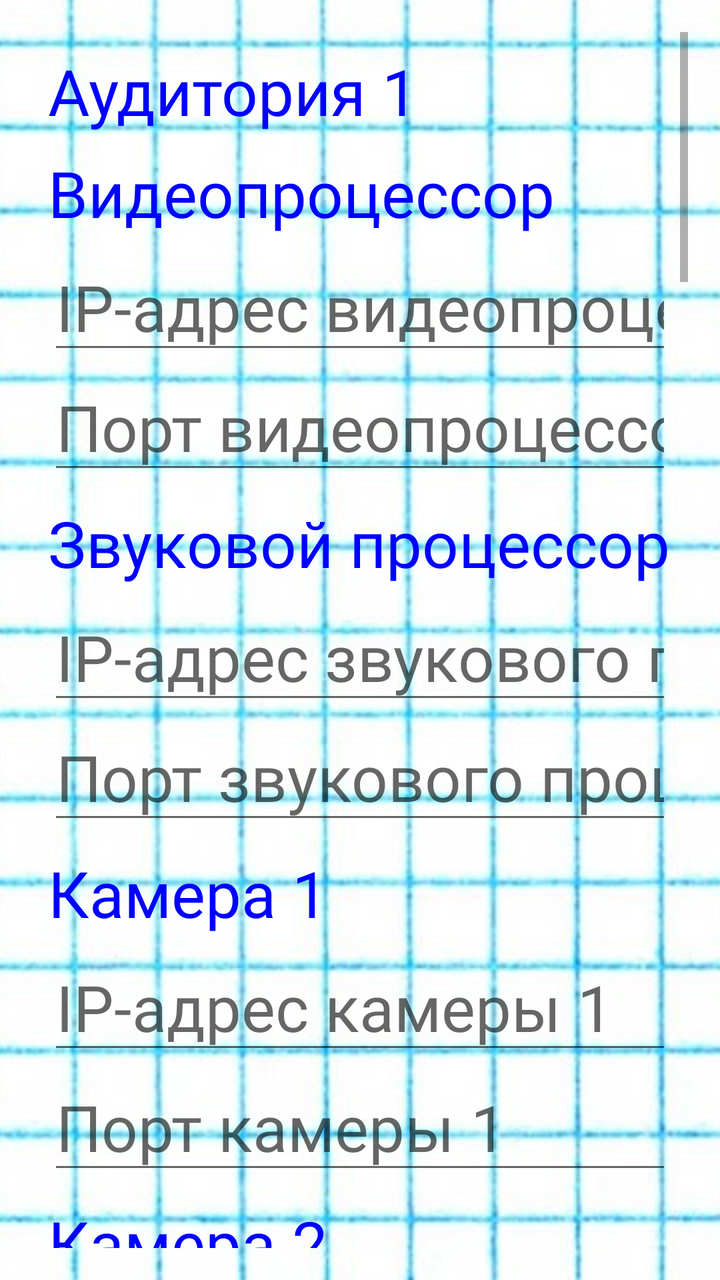
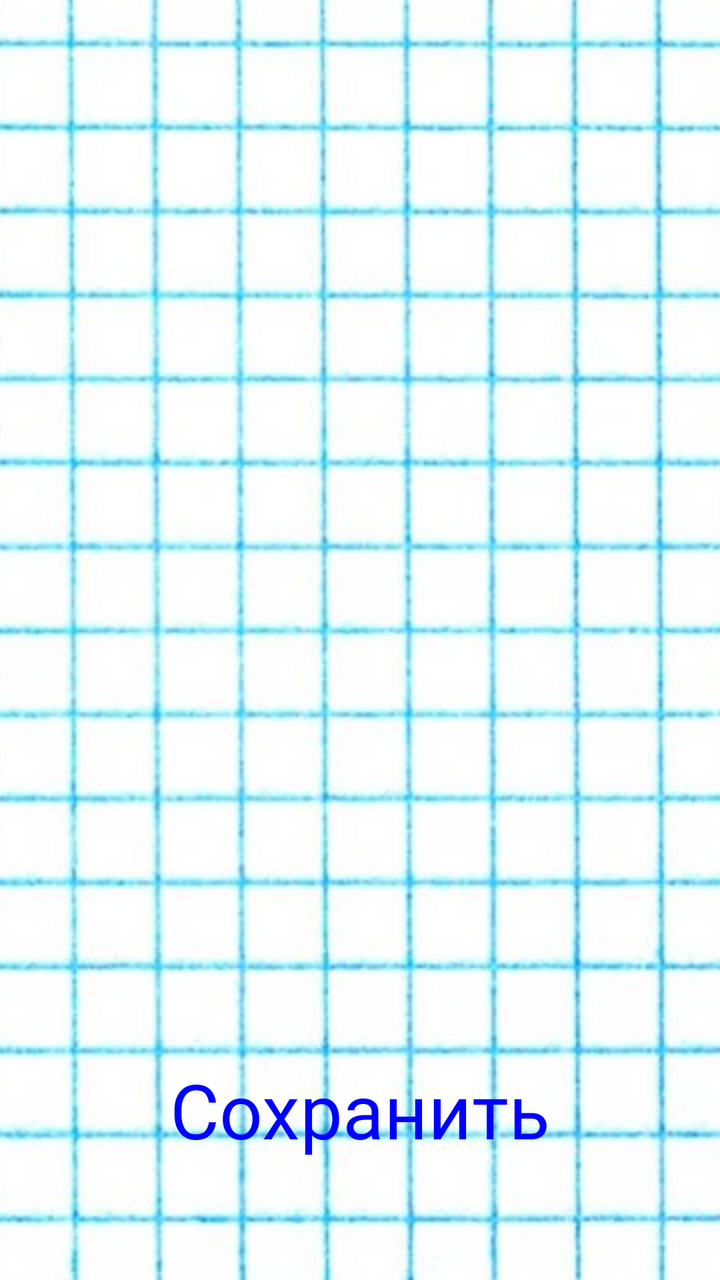

An Android layout rendered at two revisions. The XML below is the earlier revision; the diff shows what the commit changed to produce the second picture.
<!-- AndroidManifest.xml: application theme Theme.AppCompat.Light.DarkActionBar -->
<!-- res/layout/activity_settings.xml -->
<?xml version="1.0" encoding="utf-8"?>
<ScrollView xmlns:android="http://schemas.android.com/apk/res/android"
    android:layout_width="match_parent"
    android:layout_height="match_parent"
    android:padding="16dp"
    android:background="@drawable/background">

    <LinearLayout
        android:layout_width="match_parent"
        android:layout_height="wrap_content"
        android:orientation="vertical"
        android:background="@drawable/background">

    
    <LinearLayout
        android:layout_width="match_parent"
        android:layout_height="wrap_content"
        android:orientation="vertical"
        android:paddingBottom="16dp">



        
        <include layout="@layout/auditorium_settings_item"
            android:id="@+id/auditorium_1_settings"
            android:layout_width="match_parent"
            android:layout_height="wrap_content"
            android:paddingBottom="16dp" />

        
        <include layout="@layout/auditorium_settings_item"
            android:id="@+id/auditorium_2_settings"
            android:layout_width="match_parent"
            android:layout_height="wrap_content"
            android:paddingBottom="16dp" />

        
        <include layout="@layout/auditorium_settings_item"
            android:id="@+id/auditorium_3_settings"
            android:layout_width="match_parent"
            android:layout_height="wrap_content"
            android:paddingBottom="16dp" />

        
        <include layout="@layout/auditorium_settings_item"
            android:id="@+id/auditorium_4_settings"
            android:layout_width="match_parent"
            android:layout_height="wrap_content"
            android:paddingBottom="16dp" />

        
        <TextView
            android:id="@+id/button_save_settings"
            android:layout_width="wrap_content"
            android:layout_height="wrap_content"
            android:text="Сохранить"
            android:textSize="20sp"
            android:textColor="#0000FF"
            android:fontFamily="@font/bohema_pink"
            android:layout_gravity="center_horizontal"
            android:paddingTop="16dp"
            android:clickable="true"
            android:focusable="true" />
    </LinearLayout>
    </LinearLayout>
</ScrollView>
<!-- res/layout/auditorium_settings_item.xml (included above) -->
<?xml version="1.0" encoding="utf-8"?>
<LinearLayout xmlns:android="http://schemas.android.com/apk/res/android"
    android:layout_width="match_parent"
    android:layout_height="wrap_content"
    android:orientation="vertical"
    android:padding="8dp">

    
    <TextView
        android:id="@+id/text_auditorium_name"
        android:layout_width="wrap_content"
        android:layout_height="wrap_content"
        android:text="Аудитория 1"
        android:textSize="32sp"
        android:textColor="#0000FF"
        android:fontFamily="@font/bohema_pink"
        android:paddingBottom="8dp" />

    
    <TextView
        android:layout_width="wrap_content"
        android:layout_height="wrap_content"
        android:text="Видеопроцессор"
        android:textSize="32sp"
        android:textColor="#0000FF"
        android:fontFamily="@font/bohema_pink"
        android:paddingBottom="4dp" />

    <EditText
        android:id="@+id/edit_video_processor_ip"
        android:layout_width="match_parent"
        android:layout_height="wrap_content"
        android:hint="IP-адрес видеопроцессора"
        android:textSize="32sp"
        android:inputType="textUri"
        android:textColor="#0000FF"
        android:fontFamily="@font/bohema_pink" />

    <EditText
        android:id="@+id/edit_video_processor_port"
        android:layout_width="match_parent"
        android:layout_height="wrap_content"
        android:hint="Порт видеопроцессора"
        android:textSize="32sp"
        android:inputType="number"
        android:textColor="#0000FF"
        android:fontFamily="@font/bohema_pink" />

    
    <TextView
        android:layout_width="wrap_content"
        android:layout_height="wrap_content"
        android:text="Звуковой процессор"
        android:textSize="32sp"
        android:textColor="#0000FF"
        android:fontFamily="@font/bohema_pink"
        android:paddingTop="8dp"
        android:paddingBottom="4dp" />

    <EditText
        android:id="@+id/edit_audio_processor_ip"
        android:layout_width="match_parent"
        android:layout_height="wrap_content"
        android:hint="IP-адрес звукового процессора"
        android:textSize="32sp"
        android:inputType="textUri"
        android:textColor="#0000FF"
        android:fontFamily="@font/bohema_pink" />

    <EditText
        android:id="@+id/edit_audio_processor_port"
        android:layout_width="match_parent"
        android:layout_height="wrap_content"
        android:hint="Порт звукового процессора"
        android:textSize="32sp"
        android:inputType="number"
        android:textColor="#0000FF"
        android:fontFamily="@font/bohema_pink" />

    
    <TextView
        android:layout_width="wrap_content"
        android:layout_height="wrap_content"
        android:text="Камера 1"
        android:textSize="32sp"
        android:textColor="#0000FF"
        android:fontFamily="@font/bohema_pink"
        android:paddingTop="8dp"
        android:paddingBottom="4dp" />

    <EditText
        android:id="@+id/edit_camera_1_ip"
        android:layout_width="match_parent"
        android:layout_height="wrap_content"
        android:hint="IP-адрес камеры 1"
        android:textSize="32sp"
        android:inputType="textUri"
        android:textColor="#0000FF"
        android:fontFamily="@font/bohema_pink" />

    <EditText
        android:id="@+id/edit_camera_1_port"
        android:layout_width="match_parent"
        android:layout_height="wrap_content"
        android:hint="Порт камеры 1"
        android:textSize="32sp"
        android:inputType="number"
        android:textColor="#0000FF"
        android:fontFamily="@font/bohema_pink" />

    
    <TextView
        android:layout_width="wrap_content"
        android:layout_height="wrap_content"
        android:text="Камера 2"
        android:textSize="32sp"
        android:textColor="#0000FF"
        android:fontFamily="@font/bohema_pink"
        android:paddingTop="8dp"
        android:paddingBottom="4dp" />

    <EditText
        android:id="@+id/edit_camera_2_ip"
        android:layout_width="match_parent"
        android:layout_height="wrap_content"
        android:hint="IP-адрес камеры 2"
        android:textSize="32sp"
        android:inputType="textUri"
        android:textColor="#0000FF"
        android:fontFamily="@font/bohema_pink" />

    <EditText
        android:id="@+id/edit_camera_2_port"
        android:layout_width="match_parent"
        android:layout_height="wrap_content"
        android:hint="Порт камеры 2"
        android:textSize="32sp"
        android:inputType="number"
        android:textColor="#0000FF"
        android:fontFamily="@font/bohema_pink" />
</LinearLayout>
<!-- resources referenced by this layout -->
<resources>
  <!-- drawable background (drawable) -->
  <bitmap
      xmlns:android="http://schemas.android.com/apk/res/android"
      android:src="@drawable/background_image"
      android:gravity="center"
      android:tileMode="disabled" />
  <!-- drawable background_image: png bitmap (drawable, 322341 bytes) -->
</resources>

<!-- the commit's change to res/layout/activity_settings.xml (unified diff, before → after) -->
@@ -1,208 +1,39 @@
 <?xml version="1.0" encoding="utf-8"?>
-<ScrollView xmlns:android="http://schemas.android.com/apk/res/android"
+<androidx.constraintlayout.widget.ConstraintLayout xmlns:android="http://schemas.android.com/apk/res/android"
+    xmlns:tools="http://schemas.android.com/tools"
     android:layout_width="match_parent"
     android:layout_height="match_parent"
-    android:padding="16dp"
+    xmlns:app="http://schemas.android.com/apk/res-auto"
     android:background="@drawable/background">
 
-    <LinearLayout
-        android:layout_width="match_parent"
-        android:layout_height="wrap_content"
-        android:orientation="vertical"
-        android:background="@drawable/background">
+    
+
 
     
-    <LinearLayout
-        android:layout_width="match_parent"
-        android:layout_height="wrap_content"
-        android:orientation="vertical"
-        android:paddingBottom="16dp">
+    <androidx.viewpager2.widget.ViewPager2
+        android:id="@+id/view_pager"
+        android:layout_width="0dp"
+        android:layout_height="0dp"
+        android:layout_marginTop="20dp"
+        app:layout_constraintBottom_toTopOf="@+id/button_save_settings"
+        app:layout_constraintEnd_toEndOf="parent"
+        app:layout_constraintHorizontal_bias="0.0"
+        app:layout_constraintStart_toStartOf="parent"
+        app:layout_constraintTop_toTopOf="parent"
+        app:layout_constraintVertical_bias="1.0" />
 
-
-
-        
-        <include layout="@layout/auditorium_settings_item"
-            android:id="@+id/auditorium_1_settings"
-            android:layout_width="match_parent"
-            android:layout_height="wrap_content"
-            android:paddingBottom="16dp" />
-
-        
-        <include layout="@layout/auditorium_settings_item"
-            android:id="@+id/auditorium_2_settings"
-            android:layout_width="match_parent"
-            android:layout_height="wrap_content"
-            android:paddingBottom="16dp" />
-
-        
-        <include layout="@layout/auditorium_settings_item"
-            android:id="@+id/auditorium_3_settings"
-            android:layout_width="match_parent"
-            android:layout_height="wrap_content"
-            android:paddingBottom="16dp" />
-
-        
-        <include layout="@layout/auditorium_settings_item"
-            android:id="@+id/auditorium_4_settings"
-            android:layout_width="match_parent"
-            android:layout_height="wrap_content"
-            android:paddingBottom="16dp" />
-
-        
-        <TextView
-            android:id="@+id/button_save_settings"
-            android:layout_width="wrap_content"
-            android:layout_height="wrap_content"
-            android:text="Сохранить"
-            android:textSize="20sp"
-            android:textColor="#0000FF"
-            android:fontFamily="@font/bohema_pink"
-            android:layout_gravity="center_horizontal"
-            android:paddingTop="16dp"
-            android:clickable="true"
-            android:focusable="true" />
-    </LinearLayout>
-    </LinearLayout>
-</ScrollView>
-<!-- res/layout/auditorium_settings_item.xml (included above) -->
-<?xml version="1.0" encoding="utf-8"?>
-<LinearLayout xmlns:android="http://schemas.android.com/apk/res/android"
-    android:layout_width="match_parent"
-    android:layout_height="wrap_content"
-    android:orientation="vertical"
-    android:padding="8dp">
-
-    
     <TextView
-        android:id="@+id/text_auditorium_name"
+        android:id="@+id/button_save_settings"
         android:layout_width="wrap_content"
         android:layout_height="wrap_content"
-        android:text="Аудитория 1"
-        android:textSize="32sp"
+        android:layout_gravity="center_horizontal"
+        android:layout_marginBottom="60dp"
+        android:backgroundTint="#000000"
+        android:fontFamily="@font/bohema_pink"
+        android:text="Сохранить"
         android:textColor="#0000FF"
-        android:fontFamily="@font/bohema_pink"
-        android:paddingBottom="8dp" />
-
-    
-    <TextView
-        android:layout_width="wrap_content"
-        android:layout_height="wrap_content"
-        android:text="Видеопроцессор"
-        android:textSize="32sp"
-        android:textColor="#0000FF"
-        android:fontFamily="@font/bohema_pink"
-        android:paddingBottom="4dp" />
-
-    <EditText
-        android:id="@+id/edit_video_processor_ip"
-        android:layout_width="match_parent"
-        android:layout_height="wrap_content"
-        android:hint="IP-адрес видеопроцессора"
-        android:textSize="32sp"
-        android:inputType="textUri"
-        android:textColor="#0000FF"
-        android:fontFamily="@font/bohema_pink" />
-
-    <EditText
-        android:id="@+id/edit_video_processor_port"
-        android:layout_width="match_parent"
-        android:layout_height="wrap_content"
-        android:hint="Порт видеопроцессора"
-        android:textSize="32sp"
-        android:inputType="number"
-        android:textColor="#0000FF"
-        android:fontFamily="@font/bohema_pink" />
-
-    
-    <TextView
-        android:layout_width="wrap_content"
-        android:layout_height="wrap_content"
-        android:text="Звуковой процессор"
-        android:textSize="32sp"
-        android:textColor="#0000FF"
-        android:fontFamily="@font/bohema_pink"
-        android:paddingTop="8dp"
-        android:paddingBottom="4dp" />
-
-    <EditText
-        android:id="@+id/edit_audio_processor_ip"
-        android:layout_width="match_parent"
-        android:layout_height="wrap_content"
-        android:hint="IP-адрес звукового процессора"
-        android:textSize="32sp"
-        android:inputType="textUri"
-        android:textColor="#0000FF"
-        android:fontFamily="@font/bohema_pink" />
-
-    <EditText
-        android:id="@+id/edit_audio_processor_port"
-        android:layout_width="match_parent"
-        android:layout_height="wrap_content"
-        android:hint="Порт звукового процессора"
-        android:textSize="32sp"
-        android:inputType="number"
-        android:textColor="#0000FF"
-        android:fontFamily="@font/bohema_pink" />
-
-    
-    <TextView
-        android:layout_width="wrap_content"
-        android:layout_height="wrap_content"
-        android:text="Камера 1"
-        android:textSize="32sp"
-        android:textColor="#0000FF"
-        android:fontFamily="@font/bohema_pink"
-        android:paddingTop="8dp"
-        android:paddingBottom="4dp" />
-
-    <EditText
-        android:id="@+id/edit_camera_1_ip"
-        android:layout_width="match_parent"
-        android:layout_height="wrap_content"
-        android:hint="IP-адрес камеры 1"
-        android:textSize="32sp"
-        android:inputType="textUri"
-        android:textColor="#0000FF"
-        android:fontFamily="@font/bohema_pink" />
-
-    <EditText
-        android:id="@+id/edit_camera_1_port"
-        android:layout_width="match_parent"
-        android:layout_height="wrap_content"
-        android:hint="Порт камеры 1"
-        android:textSize="32sp"
-        android:inputType="number"
-        android:textColor="#0000FF"
-        android:fontFamily="@font/bohema_pink" />
-
-    
-    <TextView
-        android:layout_width="wrap_content"
-        android:layout_height="wrap_content"
-        android:text="Камера 2"
-        android:textSize="32sp"
-        android:textColor="#0000FF"
-        android:fontFamily="@font/bohema_pink"
-        android:paddingTop="8dp"
-        android:paddingBottom="4dp" />
-
-    <EditText
-        android:id="@+id/edit_camera_2_ip"
-        android:layout_width="match_parent"
-        android:layout_height="wrap_content"
-        android:hint="IP-адрес камеры 2"
-        android:textSize="32sp"
-        android:inputType="textUri"
-        android:textColor="#0000FF"
-        android:fontFamily="@font/bohema_pink" />
-
-    <EditText
-        android:id="@+id/edit_camera_2_port"
-        android:layout_width="match_parent"
-        android:layout_height="wrap_content"
-        android:hint="Порт камеры 2"
-        android:textSize="32sp"
-        android:inputType="number"
-        android:textColor="#0000FF"
-        android:fontFamily="@font/bohema_pink" />
-</LinearLayout>
+        android:textSize="38sp"
+        app:layout_constraintBottom_toBottomOf="parent"
+        app:layout_constraintEnd_toEndOf="parent"
+        app:layout_constraintStart_toStartOf="parent" />
+</androidx.constraintlayout.widget.ConstraintLayout>
